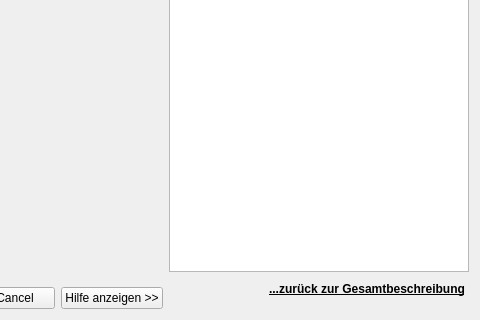
First picture: the form in projektchecktools/ui/parameter_dialog.ui, repository projektcheck/ProjektCheck-QGIS, before the edit; both pictures show x 122 to 602 and y 98 to 418 of the 602 by 418 pixel window.
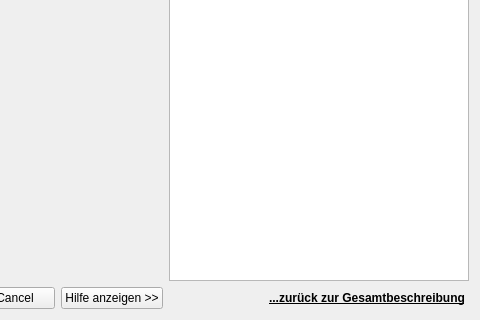
Second picture: the form after the edit.

Commit message: disabled tax and supermarket domain

Diff of the .ui file:
```diff
--- a/projektchecktools/ui/parameter_dialog.ui
+++ b/projektchecktools/ui/parameter_dialog.ui
@@ -135,6 +135,9 @@
           <property name="rightMargin">
            <number>0</number>
           </property>
+          <property name="bottomMargin">
+           <number>0</number>
+          </property>
           <item>
            <widget class="QTextEdit" name="help_text_edit">
             <property name="lineWrapMode">
```
The commit also changes 2 other files.
